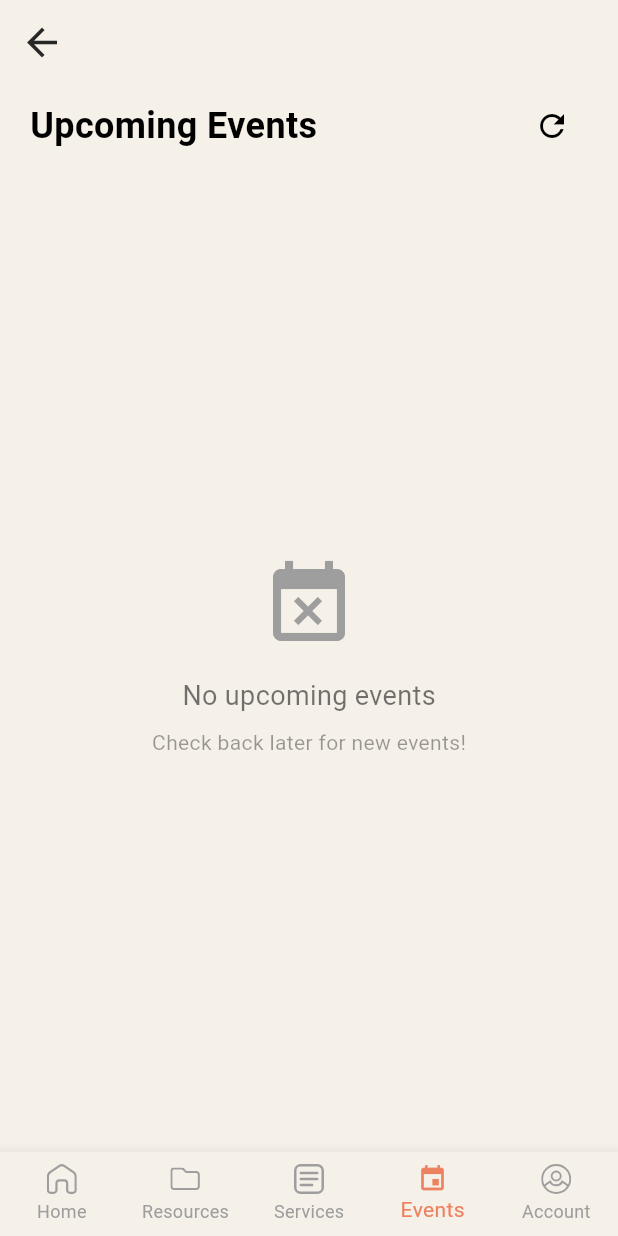
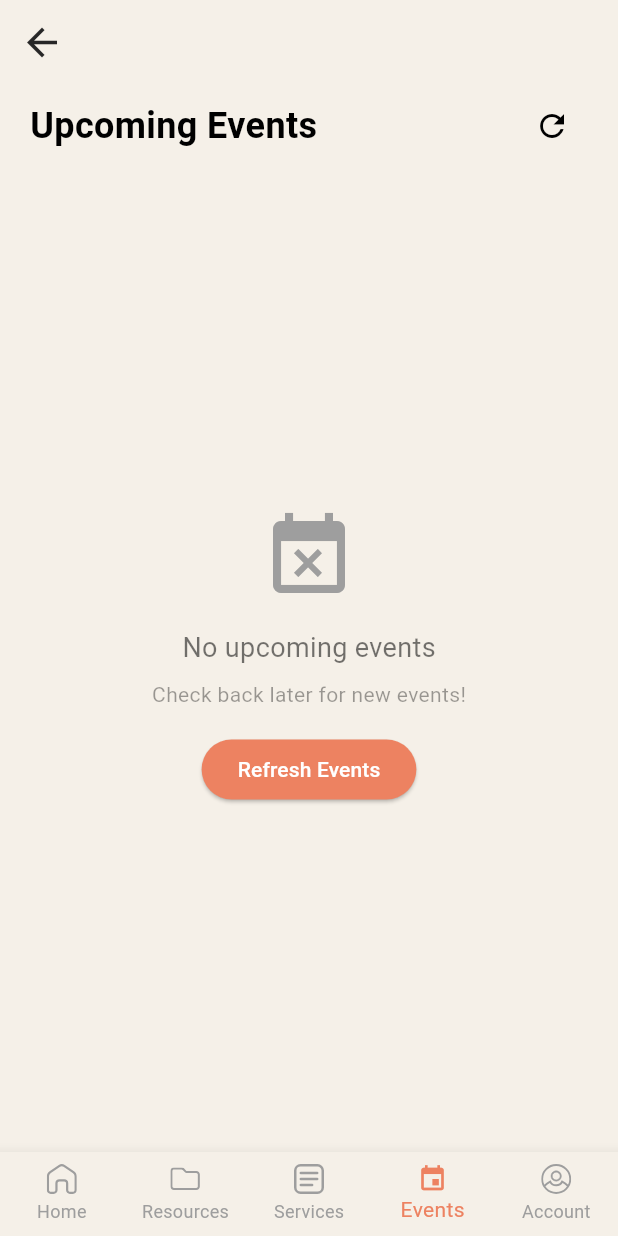
Before and after one commit to TshephangMogotsi/YouthSpot2025, a Flutter app: the screen it shows once a user with an empty profile is signed in, item 4 of the bottom bar chosen, after a tap on the "refresh" icon, on a phone screen of 412 x 824 dp. Run offline on Flutter 3.47's test engine with Material 3 defaults, Android fonts, the phone set to English and light mode, and no system bars; our stand-ins replace auto_size_text, awesome_notifications, cached_network_image, date_picker_timeline, device_info_plus, dio and 18 more; missing offline and left inert: day_night_time_picker, maps_launcher, pdfx; accounts and stored records are empty; project files that could hold a hidden picture were left out.

Commit message:
Add database diagnostics, connectivity checks, and improved user experience for empty events
Co-authored-by: TshephangMogotsi <58113691+TshephangMogotsi@users.noreply.github.com>

```diff
--- a/lib/providers/community_events_provider.dart
+++ b/lib/providers/community_events_provider.dart
@@ -29,6 +29,18 @@ class CommunityEventsProvider extends ChangeNotifier {
       // Get current user ID
       final currentUserId = supabase.auth.currentUser?.id;
 
+      // First, test database connectivity
+      if (kDebugMode) {
+        print('Testing database connectivity...');
+        try {
+          await supabase.from('community_events').select('count').limit(1);
+          print('Database connection successful');
+        } catch (connectivityError) {
+          print('Database connectivity issue: $connectivityError');
+          throw Exception('Unable to connect to database: ${connectivityError.toString()}');
+        }
+      }
+
       // First, get all active events
       if (kDebugMode) {
         print('Loading community events...');
@@ -57,6 +69,8 @@ class CommunityEventsProvider extends ChangeNotifier {
             print('Total events in table: ${(allEventsResponse as List).length}');
             if ((allEventsResponse as List).isNotEmpty) {
               print('Sample event: ${allEventsResponse.first}');
+            } else {
+              print('Table appears to be empty - no events found');
             }
           }
         }
@@ -68,6 +82,15 @@ class CommunityEventsProvider extends ChangeNotifier {
       }
 
       final eventsList = eventsResponse as List;
+
+      // Handle empty results gracefully
+      if (eventsList.isEmpty) {
+        _events = [];
+        if (kDebugMode) {
+          print('No upcoming events found');
+        }
+        return; // Early return for empty results
+      }
 
       // Then, get user's attendances if user is logged in
       List<String> userEventIds = [];
@@ -111,12 +134,18 @@ class CommunityEventsProvider extends ChangeNotifier {
         }
       }).toList();
 
+      if (kDebugMode) {
+        print('Successfully loaded ${_events.length} events');
+      }
+
     } catch (e) {
       _error = 'Error loading community events: ${e.toString()}';
       if (kDebugMode) {
         print('Error loading community events: $e');
         if (e is ArgumentError) {
           print('Data validation error: ${e.message}');
+        } else if (e.toString().contains('connection')) {
+          print('Network/database connection error');
         }
       }
     } finally {
--- a/lib/screens/events_screen.dart
+++ b/lib/screens/events_screen.dart
@@ -142,6 +142,15 @@ class _EventsScreenState extends State<EventsScreen> {
                                   style: TextStyle(
                                     color: theme == ThemeMode.dark ? Colors.white54 : Colors.black38,
                                   ),
+                                ),
+                                const SizedBox(height: 16),
+                                ElevatedButton(
+                                  onPressed: () => provider.loadCommunityEvents(),
+                                  style: ElevatedButton.styleFrom(
+                                    backgroundColor: kSSIorange,
+                                    foregroundColor: Colors.white,
+                                  ),
+                                  child: const Text('Refresh Events'),
                                 ),
                               ],
                             ),
```
Also changed, not shown: lib/services/community_events_db_helper.dart (added, +127 -0 lines).
